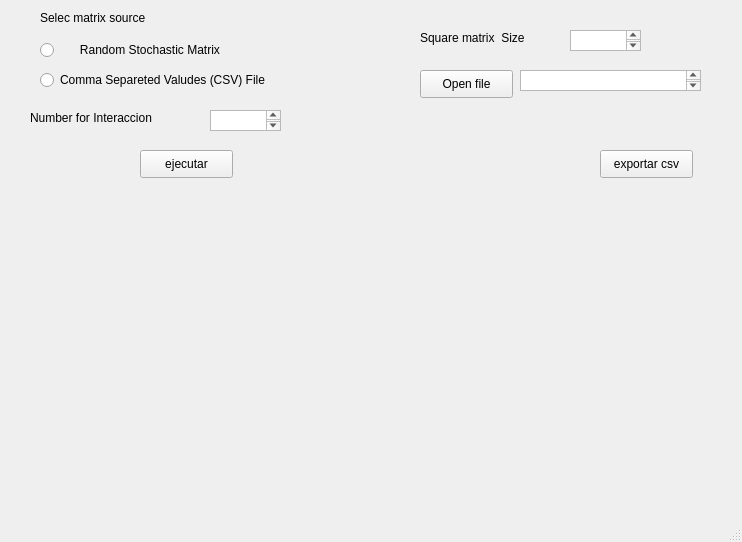
Before: the Qt Designer form ventana.ui in Lastdrag/PowerMetho, drawn with Qt 5.
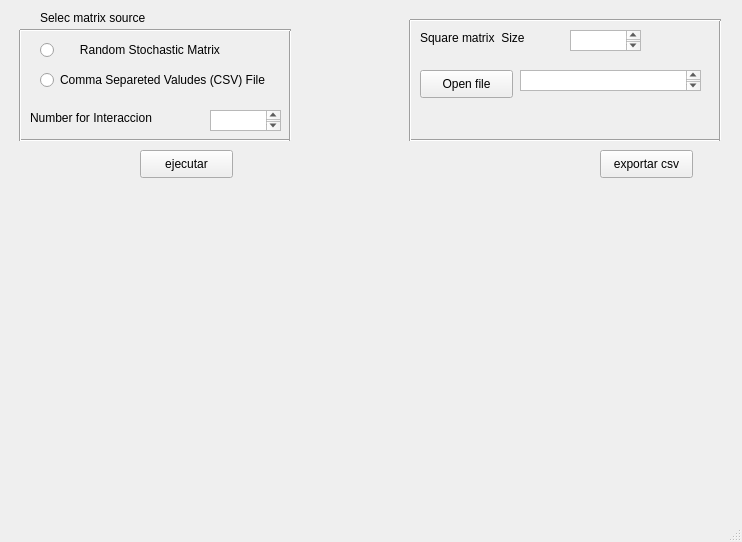
After: the same form once the commit is applied.

Commit message:
mejora visual
aun falta mostrar la matriz y sus interacciones

What changed in the file:
```diff
--- a/ventana.ui
+++ b/ventana.ui
@@ -148,6 +148,110 @@
      </rect>
     </property>
    </widget>
+   <widget class="Line" name="line">
+    <property name="geometry">
+     <rect>
+      <x>20</x>
+      <y>130</y>
+      <width>271</width>
+      <height>20</height>
+     </rect>
+    </property>
+    <property name="orientation">
+     <enum>Qt::Horizontal</enum>
+    </property>
+   </widget>
+   <widget class="Line" name="line_2">
+    <property name="geometry">
+     <rect>
+      <x>410</x>
+      <y>130</y>
+      <width>311</width>
+      <height>20</height>
+     </rect>
+    </property>
+    <property name="orientation">
+     <enum>Qt::Horizontal</enum>
+    </property>
+   </widget>
+   <widget class="Line" name="line_3">
+    <property name="geometry">
+     <rect>
+      <x>10</x>
+      <y>30</y>
+      <width>20</width>
+      <height>111</height>
+     </rect>
+    </property>
+    <property name="orientation">
+     <enum>Qt::Vertical</enum>
+    </property>
+   </widget>
+   <widget class="Line" name="line_4">
+    <property name="geometry">
+     <rect>
+      <x>280</x>
+      <y>30</y>
+      <width>20</width>
+      <height>111</height>
+     </rect>
+    </property>
+    <property name="orientation">
+     <enum>Qt::Vertical</enum>
+    </property>
+   </widget>
+   <widget class="Line" name="line_5">
+    <property name="geometry">
+     <rect>
+      <x>20</x>
+      <y>20</y>
+      <width>271</width>
+      <height>20</height>
+     </rect>
+    </property>
+    <property name="orientation">
+     <enum>Qt::Horizontal</enum>
+    </property>
+   </widget>
+   <widget class="Line" name="line_6">
+    <property name="geometry">
+     <rect>
+      <x>710</x>
+      <y>20</y>
+      <width>20</width>
+      <height>121</height>
+     </rect>
+    </property>
+    <property name="orientation">
+     <enum>Qt::Vertical</enum>
+    </property>
+   </widget>
+   <widget class="Line" name="line_7">
+    <property name="geometry">
+     <rect>
+      <x>400</x>
+      <y>20</y>
+      <width>20</width>
+      <height>121</height>
+     </rect>
+    </property>
+    <property name="orientation">
+     <enum>Qt::Vertical</enum>
+    </property>
+   </widget>
+   <widget class="Line" name="line_8">
+    <property name="geometry">
+     <rect>
+      <x>410</x>
+      <y>10</y>
+      <width>311</width>
+      <height>20</height>
+     </rect>
+    </property>
+    <property name="orientation">
+     <enum>Qt::Horizontal</enum>
+    </property>
+   </widget>
   </widget>
   <widget class="QStatusBar" name="statusbar"/>
  </widget>
```
Left out of the diff: 2 changed lines with no effect on the pictures. The commit also changes 1 other file.
